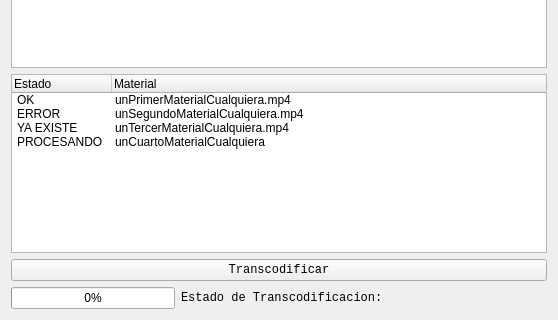
Before: the Qt Designer form dialog.ui in NiCOi/TranscoderMesa, drawn with Qt 5; both pictures show x 0 to 558 and y 177 to 497 of the 558 by 497 pixel window.
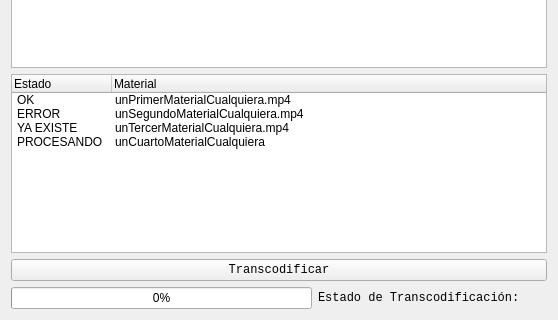
After: the same form once the commit is applied.

Commit message: Desde America

Patch:
```diff
--- a/dialog.ui
+++ b/dialog.ui
@@ -24,6 +24,9 @@
        <property name="value">
         <number>0</number>
        </property>
+       <property name="alignment">
+        <set>Qt::AlignCenter</set>
+       </property>
       </widget>
      </item>
      <item>
@@ -34,7 +37,7 @@
         </font>
        </property>
        <property name="text">
-        <string>Estado de Transcodificacion:</string>
+        <string>Estado de Transcodificación: </string>
        </property>
       </widget>
      </item>
@@ -43,6 +46,9 @@
        <property name="orientation">
         <enum>Qt::Horizontal</enum>
        </property>
+       <property name="sizeType">
+        <enum>QSizePolicy::Fixed</enum>
+       </property>
        <property name="sizeHint" stdset="0">
         <size>
          <width>20</width>
```
The commit also changes 2 other files.
